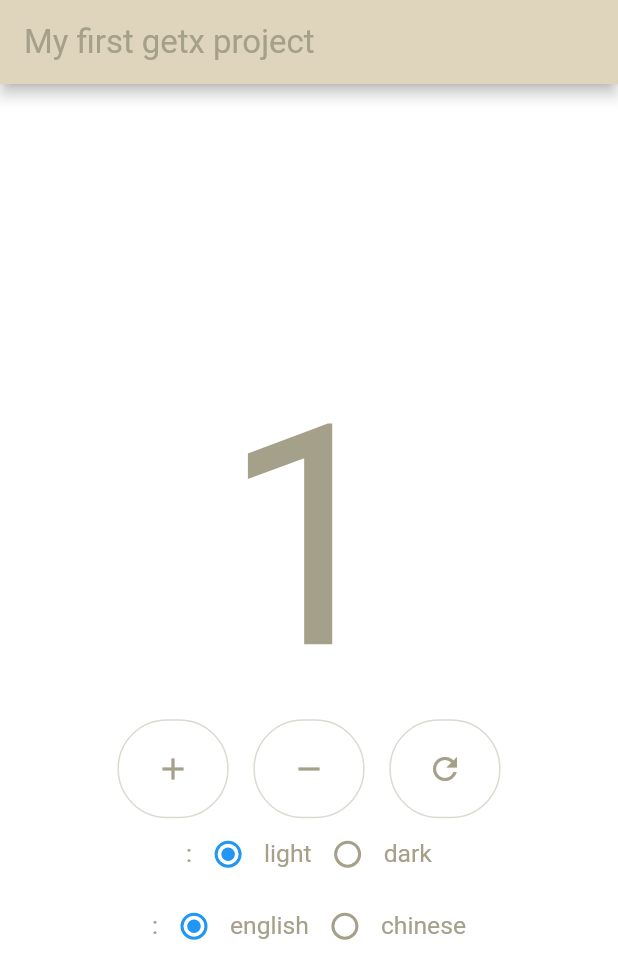
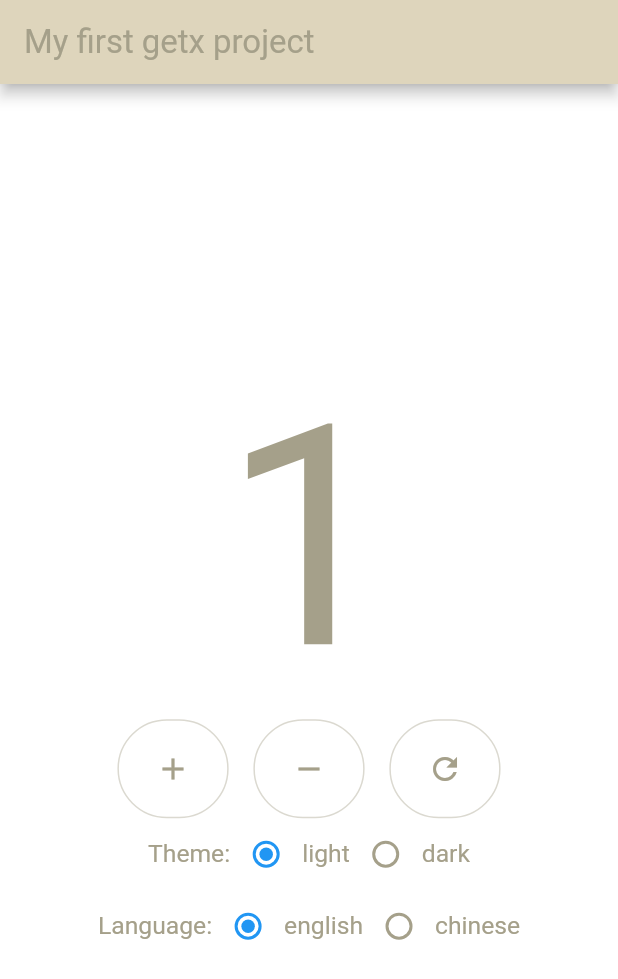
Before and after one commit to RickyJian/arc, a Flutter app: the screen it shows after launch, after a tap on the "add" icon, on a phone screen of 412 x 824 dp. Shown: the top 979 px of the screen. Run offline on Flutter 3.47's test engine with Material 2 defaults, Android fonts, the phone set to English and light mode, and no system bars; our stand-ins replace bloc, equatable, flutter_bloc, flutter_swiper, get, rxdart and 2 more.

Commit message:
add i18n binding

```diff
--- a/getx_counter/lib/main.dart
+++ b/getx_counter/lib/main.dart
@@ -3,6 +3,7 @@ import 'package:get/get_navigation/src/root/get_material_app.dart';
 import 'package:getx_counter/module/module.dart';
 import 'package:getx_counter/themes/themes.dart';
 import 'package:sizer/sizer.dart';
+import 'package:getx_counter/i18n/i18n.dart';
 
 void main() {
   runApp(
@@ -13,6 +14,9 @@ void main() {
           theme: Themes.light,
           darkTheme: Themes.dark,
           themeMode: ThemeMode.system,
+          translations: Message(),
+          locale: Message.englishLocale,
+          fallbackLocale: Message.englishLocale,
           home: CounterPage(),
         );
       },
--- a/getx_counter/lib/module/counter/component.dart
+++ b/getx_counter/lib/module/counter/component.dart
@@ -1,3 +1,5 @@
+import 'package:getx_counter/i18n/i18n.dart';
+
 abstract class Ratio {
   @override
   String toString();
@@ -6,8 +8,8 @@ abstract class Ratio {
 }
 
 abstract class ThemeRatio extends Ratio {
-  static const String light = 'light';
-  static const String dark = 'dark';
+  static const String light = Message.lightTheme;
+  static const String dark = Message.darkTheme;
 
   @override
   String get defaultValue => light;
@@ -24,8 +26,8 @@ class DarkRatio extends ThemeRatio {
 }
 
 abstract class LanguageRatio extends Ratio {
-  static const String english = 'english';
-  static const String chinese = 'chinese';
+  static const String english = Message.english;
+  static const String chinese = Message.chinese;
 
   @override
   get defaultValue => english;
--- a/getx_counter/lib/module/counter/controller.dart
+++ b/getx_counter/lib/module/counter/controller.dart
@@ -1,5 +1,6 @@
 import 'package:flutter/material.dart';
 import 'package:get/get.dart';
+import 'package:getx_counter/i18n/i18n.dart';
 
 import 'component.dart';
 
@@ -15,15 +16,14 @@ class CounterController extends GetxController {
   var groupTheme = ThemeRatio.light.obs;
 
   void changeTheme(String theme) {
-    if (theme == ThemeRatio.light) {
-      Get.changeThemeMode(ThemeMode.light);
-    } else {
-      Get.changeThemeMode(ThemeMode.dark);
-    }
+    Get.changeThemeMode(theme == ThemeRatio.dark ? ThemeMode.dark : ThemeMode.light);
     groupTheme.value = theme;
   }
 
   var groupLanguage = LanguageRatio.english.obs;
 
-  String changeLanguage(String language) => groupLanguage.value = language;
+  void changeLanguage(String language) {
+    Get.updateLocale(language == Message.chinese ? Message.chineseLocale : Message.englishLocale);
+    groupLanguage.value = language;
+  }
 }
--- a/getx_counter/lib/module/counter/page.dart
+++ b/getx_counter/lib/module/counter/page.dart
@@ -1,11 +1,11 @@
 import 'package:flutter/material.dart';
 import 'package:get/get.dart';
 import 'package:get/get_state_manager/src/rx_flutter/rx_getx_widget.dart';
+import 'package:getx_counter/i18n/i18n.dart';
 import 'package:getx_counter/module/counter/controller.dart';
 import 'package:sizer/sizer.dart';
 
 import 'component.dart';
-import 'const.dart';
 
 class CounterPage extends StatelessWidget {
   final CounterController controller = Get.put(CounterController());
@@ -16,7 +16,7 @@ class CounterPage extends StatelessWidget {
   Widget build(BuildContext context) {
     return Scaffold(
       appBar: AppBar(
-        title: const Text('My first getx project'),
+        title: Text(Message.projectName.tr),
       ),
       body: Center(
         child: Column(
@@ -55,7 +55,7 @@ class CounterPage extends StatelessWidget {
             GetX<CounterController>(
               init: CounterController(),
               builder: (info) => _ratios(
-                name: '$ratioTheme:',
+                name: Message.projectTheme.tr,
                 items: <Ratio>[LightRatio(), DarkRatio()],
                 defaultItem: info.groupTheme.value,
                 onChanged: (value) => controller.changeTheme(value),
@@ -64,7 +64,7 @@ class CounterPage extends StatelessWidget {
             GetX<CounterController>(
               init: CounterController(),
               builder: (info) => _ratios(
-                name: '$ratioLanguage:',
+                name: Message.projectLanguage.tr,
                 items: <Ratio>[EnglishRatio(), ChineseRatio()],
                 defaultItem: info.groupLanguage.value,
                 onChanged: (value) => controller.changeLanguage(value),
@@ -99,7 +99,7 @@ class CounterPage extends StatelessWidget {
           groupValue: groupValue,
           onChanged: onChanged,
         ),
-        Text(ratio.toString()),
+        Text(ratio.toString().tr),
       ],
     );
   }
```
